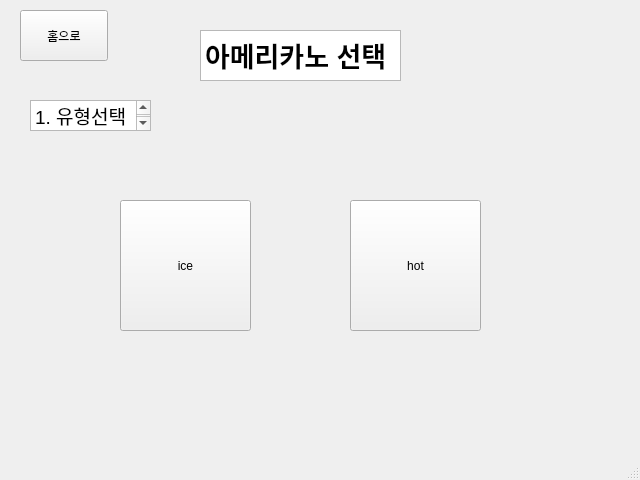
Above: javis_ros2/src/gui_kreacher/gui/order2.ui from addinedu-roscamp-7th/roscamp-repo-2 before the change. Below: the same form after it.
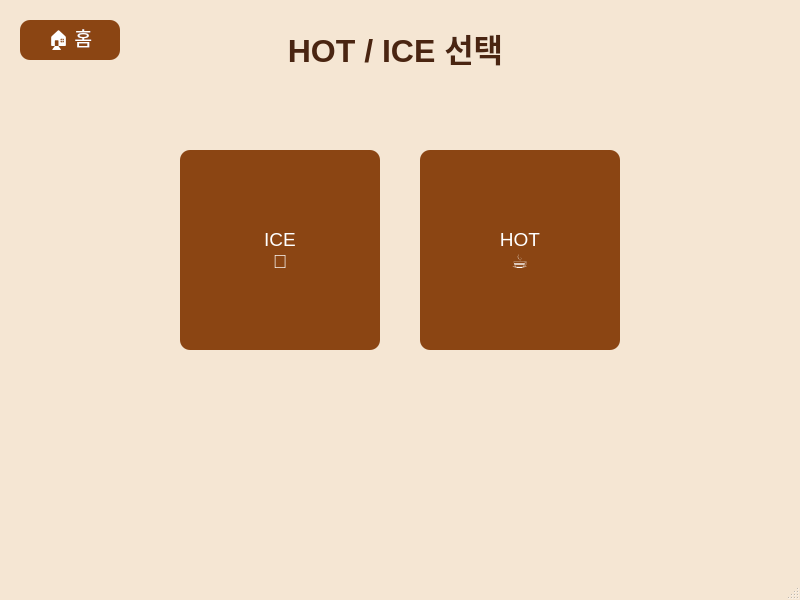
That is the form after the change.

```diff
--- a/javis_ros2/src/gui_kreacher/gui/order2.ui
+++ b/javis_ros2/src/gui_kreacher/gui/order2.ui
@@ -6,58 +6,83 @@
    <rect>
     <x>0</x>
     <y>0</y>
-    <width>640</width>
-    <height>480</height>
+    <width>800</width>
+    <height>600</height>
    </rect>
   </property>
   <property name="windowTitle">
-   <string>MainWindow</string>
+   <string>Kreacher's Cafe - 수량 선택</string>
+  </property>
+  <property name="styleSheet">
+   <string>QMainWindow {
+    background-color: #F5E6D3;
+   }
+   QPushButton {
+    background-color: #8B4513;
+    color: white;
+    border-radius: 10px;
+    font-size: 14pt;
+    padding: 5px;
+   }
+   QPushButton:hover {
+    background-color: #A0522D;
+   }
+   QTextEdit {
+    background: transparent;
+    border: none;
+   }
+   QSpinBox {
+    background-color: white;
+    border: 2px solid #8B4513;
+    border-radius: 5px;
+    padding: 5px;
+    font-size: 14pt;
+    min-width: 100px;
+   }</string>
   </property>
   <widget class="QWidget" name="centralwidget">
-   <widget class="QTextEdit" name="textEdit">
+   <widget class="QPushButton" name="homeButton">
     <property name="geometry">
      <rect>
-      <x>200</x>
-      <y>30</y>
-      <width>201</width>
-      <height>51</height>
+      <x>20</x>
+      <y>20</y>
+      <width>100</width>
+      <height>40</height>
      </rect>
     </property>
-    <property name="html">
-     <string>&lt;!DOCTYPE HTML PUBLIC &quot;-//W3C//DTD HTML 4.0//EN&quot; &quot;http://www.w3.org/TR/REC-html40/strict.dtd&quot;&gt;
-&lt;html&gt;&lt;head&gt;&lt;meta name=&quot;qrichtext&quot; content=&quot;1&quot; /&gt;&lt;style type=&quot;text/css&quot;&gt;
-p, li { white-space: pre-wrap; }
-&lt;/style&gt;&lt;/head&gt;&lt;body style=&quot; font-family:'Ubuntu Sans'; font-size:11pt; font-weight:400; font-style:normal;&quot;&gt;
-&lt;p style=&quot; margin-top:0px; margin-bottom:0px; margin-left:0px; margin-right:0px; -qt-block-indent:0; text-indent:0px;&quot;&gt;&lt;span style=&quot; font-size:20pt; font-weight:600;&quot;&gt;아메리카노 선택&lt;/span&gt;&lt;/p&gt;&lt;/body&gt;&lt;/html&gt;</string>
+    <property name="text">
+     <string>🏠 홈</string>
     </property>
    </widget>
    <widget class="QPushButton" name="pushButton">
     <property name="geometry">
      <rect>
-      <x>350</x>
-      <y>200</y>
-      <width>131</width>
-      <height>131</height>
+      <x>420</x>
+      <y>150</y>
+      <width>200</width>
+      <height>200</height>
      </rect>
     </property>
     <property name="text">
-     <string>hot</string>
+     <string>HOT
+☕</string>
     </property>
    </widget>
    <widget class="QPushButton" name="pushButton_2">
     <property name="geometry">
      <rect>
-      <x>120</x>
-      <y>200</y>
-      <width>131</width>
-      <height>131</height>
+      <x>180</x>
+      <y>150</y>
+      <width>200</width>
+      <height>200</height>
      </rect>
     </property>
     <property name="text">
-     <string>ice</string>
+     <string>ICE
+🧊</string>
     </property>
    </widget>
-   <widget class="QTextEdit" name="textEdit_2">
+   <widget class="QLabel" name="label">
     <property name="geometry">
      <rect>
       <x>30</x>
@@ -66,7 +91,7 @@
       <height>31</height>
      </rect>
     </property>
-    <property name="html">
+    <property name="html" stdset="0">
      <string>&lt;!DOCTYPE HTML PUBLIC &quot;-//W3C//DTD HTML 4.0//EN&quot; &quot;http://www.w3.org/TR/REC-html40/strict.dtd&quot;&gt;
 &lt;html&gt;&lt;head&gt;&lt;meta name=&quot;qrichtext&quot; content=&quot;1&quot; /&gt;&lt;style type=&quot;text/css&quot;&gt;
 p, li { white-space: pre-wrap; }
@@ -74,17 +99,21 @@
 &lt;p style=&quot; margin-top:0px; margin-bottom:0px; margin-left:0px; margin-right:0px; -qt-block-indent:0; text-indent:0px;&quot;&gt;&lt;span style=&quot; font-size:14pt;&quot;&gt;1. 유형선택&lt;/span&gt;&lt;/p&gt;&lt;/body&gt;&lt;/html&gt;</string>
     </property>
    </widget>
-   <widget class="QPushButton" name="pushButton_5">
+   <widget class="QTextEdit" name="textEdit_2">
     <property name="geometry">
      <rect>
-      <x>20</x>
-      <y>10</y>
-      <width>88</width>
-      <height>51</height>
+      <x>240</x>
+      <y>20</y>
+      <width>311</width>
+      <height>70</height>
      </rect>
     </property>
-    <property name="text">
-     <string>홈으로</string>
+    <property name="html">
+     <string>&lt;!DOCTYPE HTML PUBLIC &quot;-//W3C//DTD HTML 4.0//EN&quot; &quot;http://www.w3.org/TR/REC-html40/strict.dtd&quot;&gt;
+&lt;html&gt;&lt;head&gt;&lt;meta name=&quot;qrichtext&quot; content=&quot;1&quot; /&gt;&lt;style type=&quot;text/css&quot;&gt;
+p, li { white-space: pre-wrap; }
+&lt;/style&gt;&lt;/head&gt;&lt;body style=&quot; font-family:'Ubuntu Sans'; font-size:11pt; font-weight:400; font-style:normal;&quot;&gt;
+&lt;p align=&quot;center&quot; style=&quot; margin-top:0px; margin-bottom:0px; margin-left:0px; margin-right:0px; -qt-block-indent:0; text-indent:0px;&quot;&gt;&lt;span style=&quot; font-family:'Helvetica'; font-size:24pt; font-weight:600; color:#4a2511;&quot;&gt;HOT / ICE 선택&lt;/span&gt;&lt;/p&gt;&lt;/body&gt;&lt;/html&gt;</string>
     </property>
    </widget>
   </widget>
```
Left out of the diff: 6 changed lines with no effect on the pictures.
